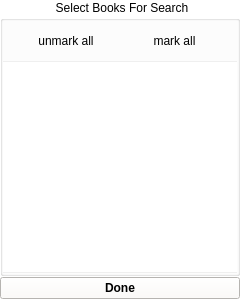
Above: android-exp/mobileapp.ui from MosheWagner/Orayta-QT before the change. Below: the same form after it.
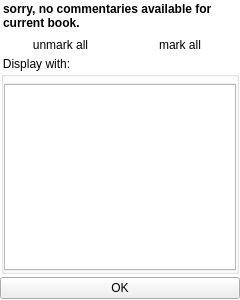
That is the form after the change. The open tabs and pages were chosen to show the change. Icons and pictures are not drawn.

```diff
--- a/android-exp/mobileapp.ui
+++ b/android-exp/mobileapp.ui
@@ -2449,257 +2449,24 @@
          </item>
         </layout>
        </item>
-       <item>
-        <widget class="QLabel" name="label_3">
-         <property name="font">
-          <font>
-           <pointsize>8</pointsize>
-          </font>
-         </property>
-         <property name="text">
-          <string>( The search ignores Punctuation,
-        Nikud and Teamim. )
-</string>
-         </property>
-         <property name="wordWrap">
-          <bool>true</bool>
-         </property>
-        </widget>
-       </item>
-       <item>
-        <widget class="QWidget" name="searchStartGroup" native="true">
-         <layout class="QVBoxLayout" name="verticalLayout_22">
-          <property name="spacing">
-           <number>2</number>
-          </property>
-          <property name="margin">
-           <number>2</number>
-          </property>
-          <item>
-           <layout class="QHBoxLayout" name="horizontalLayout_15">
-            <item>
-             <widget class="QToolButton" name="selectBooksForSearchLink">
-              <property name="sizePolicy">
-               <sizepolicy hsizetype="Preferred" vsizetype="Fixed">
-                <horstretch>0</horstretch>
-                <verstretch>0</verstretch>
-               </sizepolicy>
-              </property>
-              <property name="palette">
-               <palette>
-                <active>
-                 <colorrole role="ButtonText">
-                  <brush brushstyle="SolidPattern">
-                   <color alpha="255">
-                    <red>0</red>
-                    <green>0</green>
-                    <blue>255</blue>
-                   </color>
-                  </brush>
-                 </colorrole>
-                </active>
-                <inactive>
-                 <colorrole role="ButtonText">
-                  <brush brushstyle="SolidPattern">
-                   <color alpha="255">
-                    <red>0</red>
-                    <green>0</green>
-                    <blue>255</blue>
-                   </color>
-                  </brush>
-                 </colorrole>
-                </inactive>
-                <disabled>
-                 <colorrole role="ButtonText">
-                  <brush brushstyle="SolidPattern">
-                   <color alpha="255">
-                    <red>106</red>
-                    <green>104</green>
-                    <blue>100</blue>
-                   </color>
-                  </brush>
-                 </colorrole>
-                </disabled>
-               </palette>
-              </property>
-              <property name="font">
-               <font>
-                <weight>50</weight>
-                <bold>false</bold>
-                <underline>true</underline>
-               </font>
-              </property>
-              <property name="text">
-               <string>Select books for search</string>
-              </property>
-              <property name="icon">
-               <iconset resource="Orayta.qrc">
-                <normaloff>:/Icons/book-blue-double.png</normaloff>:/Icons/book-blue-double.png</iconset>
-              </property>
-              <property name="toolButtonStyle">
-               <enum>Qt::ToolButtonTextBesideIcon</enum>
-              </property>
-              <property name="autoRaise">
-               <bool>true</bool>
-              </property>
-             </widget>
-            </item>
-           </layout>
-          </item>
-          <item>
-           <spacer name="verticalSpacer_4">
-            <property name="orientation">
-             <enum>Qt::Vertical</enum>
-            </property>
-            <property name="sizeHint" stdset="0">
-             <size>
-              <width>20</width>
-              <height>40</height>
-             </size>
-            </property>
-           </spacer>
-          </item>
-          <item>
-           <widget class="QPushButton" name="SearchInBooksBTN">
-            <property name="text">
-             <string>Search</string>
-            </property>
-           </widget>
-          </item>
-          <item>
-           <spacer name="verticalSpacer_3">
-            <property name="orientation">
-             <enum>Qt::Vertical</enum>
-            </property>
-            <property name="sizeHint" stdset="0">
-             <size>
-              <width>20</width>
-              <height>40</height>
-             </size>
-            </property>
-           </spacer>
-          </item>
-         </layout>
-        </widget>
-       </item>
-       <item>
-        <widget class="QGroupBox" name="inSearchGroup">
-         <property name="layoutDirection">
-          <enum>Qt::LeftToRight</enum>
-         </property>
-         <property name="title">
-          <string>Searching...</string>
-         </property>
-         <property name="alignment">
-          <set>Qt::AlignHCenter|Qt::AlignTop</set>
-         </property>
-         <property name="flat">
-          <bool>true</bool>
-         </property>
-         <layout class="QVBoxLayout" name="verticalLayout_23">
-          <property name="spacing">
-           <number>1</number>
-          </property>
-          <property name="leftMargin">
-           <number>1</number>
-          </property>
-          <property name="topMargin">
-           <number>5</number>
-          </property>
-          <property name="rightMargin">
-           <number>1</number>
-          </property>
-          <property name="bottomMargin">
-           <number>1</number>
-          </property>
-          <item>
-           <widget class="QProgressBar" name="progressBar">
-            <property name="maximumSize">
-             <size>
-              <width>16777215</width>
-              <height>16</height>
-             </size>
-            </property>
-            <property name="baseSize">
-             <size>
-              <width>200</width>
-              <height>0</height>
-             </size>
-            </property>
-            <property name="value">
-             <number>21</number>
-            </property>
-            <property name="textVisible">
-             <bool>false</bool>
-            </property>
-           </widget>
-          </item>
-          <item>
-           <spacer name="verticalSpacer_6">
-            <property name="orientation">
-             <enum>Qt::Vertical</enum>
-            </property>
-            <property name="sizeHint" stdset="0">
-             <size>
-              <width>20</width>
-              <height>40</height>
-             </size>
-            </property>
-           </spacer>
-          </item>
-          <item>
-           <widget class="QPushButton" name="stopSearchBTN">
-            <property name="enabled">
-             <bool>true</bool>
-            </property>
-            <property name="text">
-             <string>Stop Search</string>
-            </property>
-            <property name="icon">
-             <iconset resource="Orayta.qrc">
-              <normaloff>:/Icons/exit.png</normaloff>:/Icons/exit.png</iconset>
-            </property>
-           </widget>
-          </item>
-          <item>
-           <spacer name="verticalSpacer">
-            <property name="orientation">
-             <enum>Qt::Vertical</enum>
-            </property>
-            <property name="sizeHint" stdset="0">
-             <size>
-              <width>20</width>
-              <height>40</height>
-             </size>
-            </property>
-           </spacer>
-          </item>
-         </layout>
-        </widget>
-       </item>
-      </layout>
-     </widget>
-     <widget class="QWidget" name="bookSelection">
-      <property name="styleSheet">
-       <string notr="true"/>
-      </property>
-      <layout class="QVBoxLayout" name="verticalLayout_13">
-       <property name="spacing">
-        <number>1</number>
-       </property>
-       <property name="margin">
-        <number>0</number>
-       </property>
        <item>
         <widget class="QGroupBox" name="groupBox_2">
+         <property name="font">
+          <font>
+           <pointsize>8</pointsize>
+          </font>
+         </property>
          <property name="layoutDirection">
-          <enum>Qt::RightToLeft</enum>
+          <enum>Qt::LeftToRight</enum>
+         </property>
+         <property name="styleSheet">
+          <string notr="true">*::indicator { 
+ height: 15 px; 
+width: 15 px;
+}</string>
          </property>
          <property name="title">
-          <string>Select Books For Search</string>
-         </property>
-         <property name="alignment">
-          <set>Qt::AlignHCenter|Qt::AlignTop</set>
+          <string>Books in search:</string>
          </property>
          <layout class="QVBoxLayout" name="verticalLayout_15">
           <property name="spacing">
@@ -2709,62 +2476,57 @@
            <number>0</number>
           </property>
           <item>
-           <widget class="QWidget" name="widget_1" native="true">
-            <property name="layoutDirection">
-             <enum>Qt::LeftToRight</enum>
+           <layout class="QHBoxLayout" name="horizontalLayout_4">
+            <property name="topMargin">
+             <number>0</number>
             </property>
-            <layout class="QHBoxLayout" name="horizontalLayout_18">
-             <property name="spacing">
-              <number>1</number>
-             </property>
-             <item>
-              <widget class="QPushButton" name="unmarkAllBTN_3">
-               <property name="sizePolicy">
-                <sizepolicy hsizetype="Minimum" vsizetype="Maximum">
-                 <horstretch>0</horstretch>
-                 <verstretch>0</verstretch>
-                </sizepolicy>
-               </property>
-               <property name="toolTip">
-                <string>Remove all books from search</string>
-               </property>
-               <property name="text">
-                <string>unmark all</string>
-               </property>
-               <property name="icon">
-                <iconset resource="Orayta.qrc">
-                 <normaloff>:/Icons/greyv.png</normaloff>:/Icons/greyv.png</iconset>
-               </property>
-               <property name="flat">
-                <bool>true</bool>
-               </property>
-              </widget>
-             </item>
-             <item>
-              <widget class="QPushButton" name="markAllBTN_3">
-               <property name="sizePolicy">
-                <sizepolicy hsizetype="Minimum" vsizetype="Maximum">
-                 <horstretch>0</horstretch>
-                 <verstretch>0</verstretch>
-                </sizepolicy>
-               </property>
-               <property name="toolTip">
-                <string>Add all books to search</string>
-               </property>
-               <property name="text">
-                <string>mark all</string>
-               </property>
-               <property name="icon">
-                <iconset resource="Orayta.qrc">
-                 <normaloff>:/Icons/greenv.png</normaloff>:/Icons/greenv.png</iconset>
-               </property>
-               <property name="flat">
-                <bool>true</bool>
-               </property>
-              </widget>
-             </item>
-            </layout>
-           </widget>
+            <item>
+             <widget class="QPushButton" name="markAllBTN_3">
+              <property name="sizePolicy">
+               <sizepolicy hsizetype="Minimum" vsizetype="Maximum">
+                <horstretch>0</horstretch>
+                <verstretch>0</verstretch>
+               </sizepolicy>
+              </property>
+              <property name="toolTip">
+               <string>Add all books to search</string>
+              </property>
+              <property name="text">
+               <string>Mark all</string>
+              </property>
+              <property name="icon">
+               <iconset resource="Orayta.qrc">
+                <normaloff>:/Icons/greenv.png</normaloff>:/Icons/greenv.png</iconset>
+              </property>
+              <property name="flat">
+               <bool>true</bool>
+              </property>
+             </widget>
+            </item>
+            <item>
+             <widget class="QPushButton" name="unmarkAllBTN_3">
+              <property name="sizePolicy">
+               <sizepolicy hsizetype="Minimum" vsizetype="Maximum">
+                <horstretch>0</horstretch>
+                <verstretch>0</verstretch>
+               </sizepolicy>
+              </property>
+              <property name="toolTip">
+               <string>Remove all books from search</string>
+              </property>
+              <property name="text">
+               <string>Unmark all</string>
+              </property>
+              <property name="icon">
+               <iconset resource="Orayta.qrc">
+                <normaloff>:/Icons/greyv.png</normaloff>:/Icons/greyv.png</iconset>
+              </property>
+              <property name="flat">
+               <bool>true</bool>
+              </property>
+             </widget>
+            </item>
+           </layout>
           </item>
           <item>
            <widget class="QTreeWidget" name="SearchTreeWidget">
@@ -2858,439 +2620,113 @@
         </widget>
        </item>
        <item>
-        <layout class="QHBoxLayout" name="horizontalLayout_91">
-         <property name="sizeConstraint">
-          <enum>QLayout::SetMinimumSize</enum>
+        <widget class="QPushButton" name="SearchInBooksBTN">
+         <property name="text">
+          <string>Start search</string>
          </property>
-         <item>
-          <widget class="QPushButton" name="doneBTN">
-           <property name="palette">
-            <palette>
-             <active>
-              <colorrole role="WindowText">
-               <brush brushstyle="SolidPattern">
-                <color alpha="255">
-                 <red>0</red>
-                 <green>0</green>
-                 <blue>0</blue>
-                </color>
-               </brush>
-              </colorrole>
-              <colorrole role="Button">
-               <brush brushstyle="SolidPattern">
-                <color alpha="255">
-                 <red>255</red>
-                 <green>252</green>
-                 <blue>248</blue>
-                </color>
-               </brush>
-              </colorrole>
-              <colorrole role="Light">
-               <brush brushstyle="SolidPattern">
-                <color alpha="255">
-                 <red>255</red>
-                 <green>255</green>
-                 <blue>255</blue>
-                </color>
-               </brush>
-              </colorrole>
-              <colorrole role="Midlight">
-               <brush brushstyle="SolidPattern">
-                <color alpha="255">
-                 <red>255</red>
-                 <green>253</green>
-                 <blue>251</blue>
-                </color>
-               </brush>
-              </colorrole>
-              <colorrole role="Dark">
-               <brush brushstyle="SolidPattern">
-                <color alpha="255">
-                 <red>127</red>
-                 <green>126</green>
-                 <blue>124</blue>
-                </color>
-               </brush>
-              </colorrole>
-              <colorrole role="Mid">
-               <brush brushstyle="SolidPattern">
-                <color alpha="255">
-                 <red>170</red>
-                 <green>168</green>
-                 <blue>165</blue>
-                </color>
-               </brush>
-              </colorrole>
-              <colorrole role="Text">
-               <brush brushstyle="SolidPattern">
-                <color alpha="255">
-                 <red>0</red>
-                 <green>0</green>
-                 <blue>0</blue>
-                </color>
-               </brush>
-              </colorrole>
-              <colorrole role="BrightText">
-               <brush brushstyle="SolidPattern">
-                <color alpha="255">
-                 <red>255</red>
-                 <green>255</green>
-                 <blue>255</blue>
-                </color>
-               </brush>
-              </colorrole>
-              <colorrole role="ButtonText">
-               <brush brushstyle="SolidPattern">
-                <color alpha="255">
-                 <red>0</red>
-                 <green>0</green>
-                 <blue>0</blue>
-                </color>
-               </brush>
-              </colorrole>
-              <colorrole role="Base">
-               <brush brushstyle="SolidPattern">
-                <color alpha="255">
-                 <red>255</red>
-                 <green>255</green>
-                 <blue>255</blue>
-                </color>
-               </brush>
-              </colorrole>
-              <colorrole role="Window">
-               <brush brushstyle="SolidPattern">
-                <color alpha="255">
-                 <red>255</red>
-                 <green>252</green>
-                 <blue>248</blue>
-                </color>
-               </brush>
-              </colorrole>
-              <colorrole role="Shadow">
-               <brush brushstyle="SolidPattern">
-                <color alpha="255">
-                 <red>0</red>
-                 <green>0</green>
-                 <blue>0</blue>
-                </color>
-               </brush>
-              </colorrole>
-              <colorrole role="AlternateBase">
-               <brush brushstyle="SolidPattern">
-                <color alpha="255">
-                 <red>255</red>
-                 <green>253</green>
-                 <blue>251</blue>
-                </color>
-               </brush>
-              </colorrole>
-              <colorrole role="ToolTipBase">
-               <brush brushstyle="SolidPattern">
-                <color alpha="255">
-                 <red>255</red>
-                 <green>255</green>
-                 <blue>220</blue>
-                </color>
-               </brush>
-              </colorrole>
-              <colorrole role="ToolTipText">
-               <brush brushstyle="SolidPattern">
-                <color alpha="255">
-                 <red>0</red>
-                 <green>0</green>
-                 <blue>0</blue>
-                </color>
-               </brush>
-              </colorrole>
-             </active>
-             <inactive>
-              <colorrole role="WindowText">
-               <brush brushstyle="SolidPattern">
-                <color alpha="255">
-                 <red>0</red>
-                 <green>0</green>
-                 <blue>0</blue>
-                </color>
-               </brush>
-              </colorrole>
-              <colorrole role="Button">
-               <brush brushstyle="SolidPattern">
-                <color alpha="255">
-                 <red>255</red>
-                 <green>252</green>
-                 <blue>248</blue>
-                </color>
-               </brush>
-              </colorrole>
-              <colorrole role="Light">
-               <brush brushstyle="SolidPattern">
-                <color alpha="255">
-                 <red>255</red>
-                 <green>255</green>
-                 <blue>255</blue>
-                </color>
-               </brush>
-              </colorrole>
-              <colorrole role="Midlight">
-               <brush brushstyle="SolidPattern">
-                <color alpha="255">
-                 <red>255</red>
-                 <green>253</green>
-                 <blue>251</blue>
-                </color>
-               </brush>
-              </colorrole>
-              <colorrole role="Dark">
-               <brush brushstyle="SolidPattern">
-                <color alpha="255">
-                 <red>127</red>
-                 <green>126</green>
-                 <blue>124</blue>
-                </color>
-               </brush>
-              </colorrole>
-              <colorrole role="Mid">
-               <brush brushstyle="SolidPattern">
-                <color alpha="255">
-                 <red>170</red>
-                 <green>168</green>
-                 <blue>165</blue>
-                </color>
-               </brush>
-              </colorrole>
-              <colorrole role="Text">
-               <brush brushstyle="SolidPattern">
-                <color alpha="255">
-                 <red>0</red>
-                 <green>0</green>
-                 <blue>0</blue>
-                </color>
-               </brush>
-              </colorrole>
-              <colorrole role="BrightText">
-               <brush brushstyle="SolidPattern">
-                <color alpha="255">
-                 <red>255</red>
-                 <green>255</green>
-                 <blue>255</blue>
-                </color>
-               </brush>
-              </colorrole>
-              <colorrole role="ButtonText">
-               <brush brushstyle="SolidPattern">
-                <color alpha="255">
-                 <red>0</red>
-                 <green>0</green>
-                 <blue>0</blue>
-                </color>
-               </brush>
-              </colorrole>
-              <colorrole role="Base">
-               <brush brushstyle="SolidPattern">
-                <color alpha="255">
-                 <red>255</red>
-                 <green>255</green>
-                 <blue>255</blue>
-                </color>
-               </brush>
-              </colorrole>
-              <colorrole role="Window">
-               <brush brushstyle="SolidPattern">
-                <color alpha="255">
-                 <red>255</red>
-                 <green>252</green>
-                 <blue>248</blue>
-                </color>
-               </brush>
-              </colorrole>
-              <colorrole role="Shadow">
-               <brush brushstyle="SolidPattern">
-                <color alpha="255">
-                 <red>0</red>
-                 <green>0</green>
-                 <blue>0</blue>
-                </color>
-               </brush>
-              </colorrole>
-              <colorrole role="AlternateBase">
-               <brush brushstyle="SolidPattern">
-                <color alpha="255">
-                 <red>255</red>
-                 <green>253</green>
-                 <blue>251</blue>
-                </color>
-               </brush>
-              </colorrole>
-              <colorrole role="ToolTipBase">
-               <brush brushstyle="SolidPattern">
-                <color alpha="255">
-                 <red>255</red>
-                 <green>255</green>
-                 <blue>220</blue>
-                </color>
-               </brush>
-              </colorrole>
-              <colorrole role="ToolTipText">
-               <brush brushstyle="SolidPattern">
-                <color alpha="255">
-                 <red>0</red>
-                 <green>0</green>
-                 <blue>0</blue>
-                </color>
-               </brush>
-              </colorrole>
-             </inactive>
-             <disabled>
-              <colorrole role="WindowText">
-               <brush brushstyle="SolidPattern">
-                <color alpha="255">
-                 <red>127</red>
-                 <green>126</green>
-                 <blue>124</blue>
-                </color>
-               </brush>
-              </colorrole>
-              <colorrole role="Button">
-               <brush brushstyle="SolidPattern">
-                <color alpha="255">
-                 <red>255</red>
-                 <green>252</green>
-                 <blue>248</blue>
-                </color>
-               </brush>
-              </colorrole>
-              <colorrole role="Light">
-               <brush brushstyle="SolidPattern">
-                <color alpha="255">
-                 <red>255</red>
-                 <green>255</green>
-                 <blue>255</blue>
-                </color>
-               </brush>
-              </colorrole>
-              <colorrole role="Midlight">
-               <brush brushstyle="SolidPattern">
-                <color alpha="255">
-                 <red>255</red>
-                 <green>253</green>
-                 <blue>251</blue>
-                </color>
-               </brush>
-              </colorrole>
-              <colorrole role="Dark">
-               <brush brushstyle="SolidPattern">
-                <color alpha="255">
-                 <red>127</red>
-                 <green>126</green>
-                 <blue>124</blue>
-                </color>
-               </brush>
-              </colorrole>
-              <colorrole role="Mid">
-               <brush brushstyle="SolidPattern">
-                <color alpha="255">
-                 <red>170</red>
-                 <green>168</green>
-                 <blue>165</blue>
-                </color>
-               </brush>
-              </colorrole>
-              <colorrole role="Text">
-               <brush brushstyle="SolidPattern">
-                <color alpha="255">
-                 <red>127</red>
-                 <green>126</green>
-                 <blue>124</blue>
-                </color>
-               </brush>
-              </colorrole>
-              <colorrole role="BrightText">
-               <brush brushstyle="SolidPattern">
-                <color alpha="255">
-                 <red>255</red>
-                 <green>255</green>
-                 <blue>255</blue>
-                </color>
-               </brush>
-              </colorrole>
-              <colorrole role="ButtonText">
-               <brush brushstyle="SolidPattern">
-                <color alpha="255">
-                 <red>127</red>
-                 <green>126</green>
-                 <blue>124</blue>
-                </color>
-               </brush>
-              </colorrole>
-              <colorrole role="Base">
-               <brush brushstyle="SolidPattern">
-                <color alpha="255">
-                 <red>255</red>
-                 <green>252</green>
-                 <blue>248</blue>
-                </color>
-               </brush>
-              </colorrole>
-              <colorrole role="Window">
-               <brush brushstyle="SolidPattern">
-                <color alpha="255">
-                 <red>255</red>
-                 <green>252</green>
-                 <blue>248</blue>
-                </color>
-               </brush>
-              </colorrole>
-              <colorrole role="Shadow">
-               <brush brushstyle="SolidPattern">
-                <color alpha="255">
-                 <red>0</red>
-                 <green>0</green>
-                 <blue>0</blue>
-                </color>
-               </brush>
-              </colorrole>
-              <colorrole role="AlternateBase">
-               <brush brushstyle="SolidPattern">
-                <color alpha="255">
-                 <red>255</red>
-                 <green>252</green>
-                 <blue>248</blue>
-                </color>
-               </brush>
-              </colorrole>
-              <colorrole role="ToolTipBase">
-               <brush brushstyle="SolidPattern">
-                <color alpha="255">
-                 <red>255</red>
-                 <green>255</green>
-                 <blue>220</blue>
-                </color>
-               </brush>
-              </colorrole>
-              <colorrole role="ToolTipText">
-               <brush brushstyle="SolidPattern">
-                <color alpha="255">
-                 <red>0</red>
-                 <green>0</green>
-                 <blue>0</blue>
-                </color>
-               </brush>
-              </colorrole>
-             </disabled>
-            </palette>
-           </property>
-           <property name="font">
-            <font>
-             <weight>75</weight>
-             <bold>true</bold>
-            </font>
-           </property>
-           <property name="text">
-            <string>Done</string>
-           </property>
-          </widget>
-         </item>
-        </layout>
+         <property name="icon">
+          <iconset resource="Orayta.qrc">
+           <normaloff>:/Icons/edit-find.png</normaloff>:/Icons/edit-find.png</iconset>
+         </property>
+        </widget>
+       </item>
+       <item>
+        <widget class="QGroupBox" name="inSearchGroup">
+         <property name="layoutDirection">
+          <enum>Qt::LeftToRight</enum>
+         </property>
+         <property name="title">
+          <string>Searching...</string>
+         </property>
+         <property name="alignment">
+          <set>Qt::AlignHCenter|Qt::AlignTop</set>
+         </property>
+         <property name="flat">
+          <bool>true</bool>
+         </property>
+         <property name="checkable">
+          <bool>false</bool>
+         </property>
+         <layout class="QVBoxLayout" name="verticalLayout_23">
+          <property name="spacing">
+           <number>1</number>
+          </property>
+          <property name="leftMargin">
+           <number>1</number>
+          </property>
+          <property name="topMargin">
+           <number>5</number>
+          </property>
+          <property name="rightMargin">
+           <number>1</number>
+          </property>
+          <property name="bottomMargin">
+           <number>1</number>
+          </property>
+          <item>
+           <widget class="QProgressBar" name="progressBar">
+            <property name="maximumSize">
+             <size>
+              <width>16777215</width>
+              <height>16</height>
+             </size>
+            </property>
+            <property name="baseSize">
+             <size>
+              <width>200</width>
+              <height>0</height>
+             </size>
+            </property>
+            <property name="value">
+             <number>21</number>
+            </property>
+            <property name="textVisible">
+             <bool>false</bool>
+            </property>
+           </widget>
+          </item>
+          <item>
+           <spacer name="verticalSpacer_6">
+            <property name="orientation">
+             <enum>Qt::Vertical</enum>
+            </property>
+            <property name="sizeHint" stdset="0">
+             <size>
+              <width>20</width>
+              <height>40</height>
+             </size>
+            </property>
+           </spacer>
+          </item>
+          <item>
+           <widget class="QPushButton" name="stopSearchBTN">
+            <property name="enabled">
+             <bool>true</bool>
+            </property>
+            <property name="text">
+             <string>Stop Search</string>
+            </property>
+            <property name="icon">
+             <iconset resource="Orayta.qrc">
+              <normaloff>:/Icons/exit.png</normaloff>:/Icons/exit.png</iconset>
+            </property>
+           </widget>
+          </item>
+          <item>
+           <spacer name="verticalSpacer">
+            <property name="orientation">
+             <enum>Qt::Vertical</enum>
+            </property>
+            <property name="sizeHint" stdset="0">
+             <size>
+              <width>20</width>
+              <height>40</height>
+             </size>
+            </property>
+           </spacer>
+          </item>
+         </layout>
+        </widget>
        </item>
       </layout>
      </widget>
@@ -4007,7 +3443,11 @@
                 <enum>Qt::RightToLeft</enum>
                </property>
                <property name="styleSheet">
-                <string notr="true"/>
+                <string notr="true">*::indicator { 
+ height: 18 px; 
+width: 18 px;
+}
+</string>
                </property>
               </widget>
              </item>
```
Left out of the diff: 186 changed lines with no effect on the pictures.
